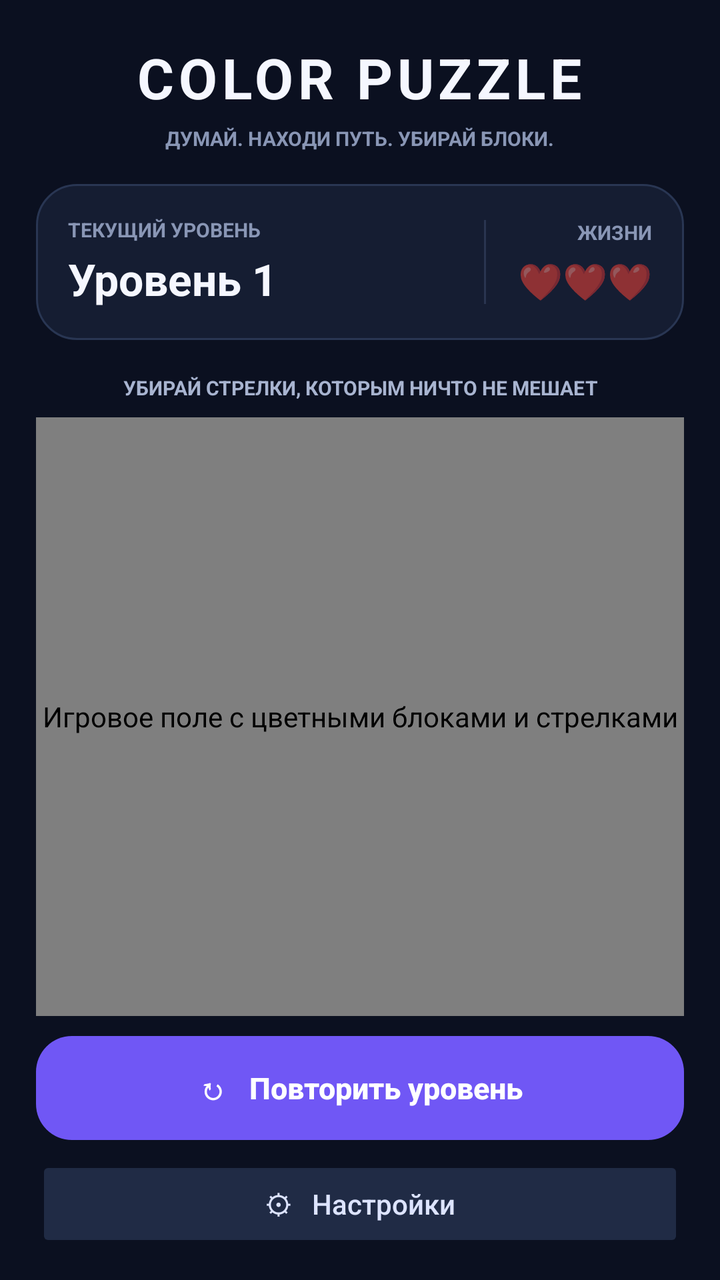
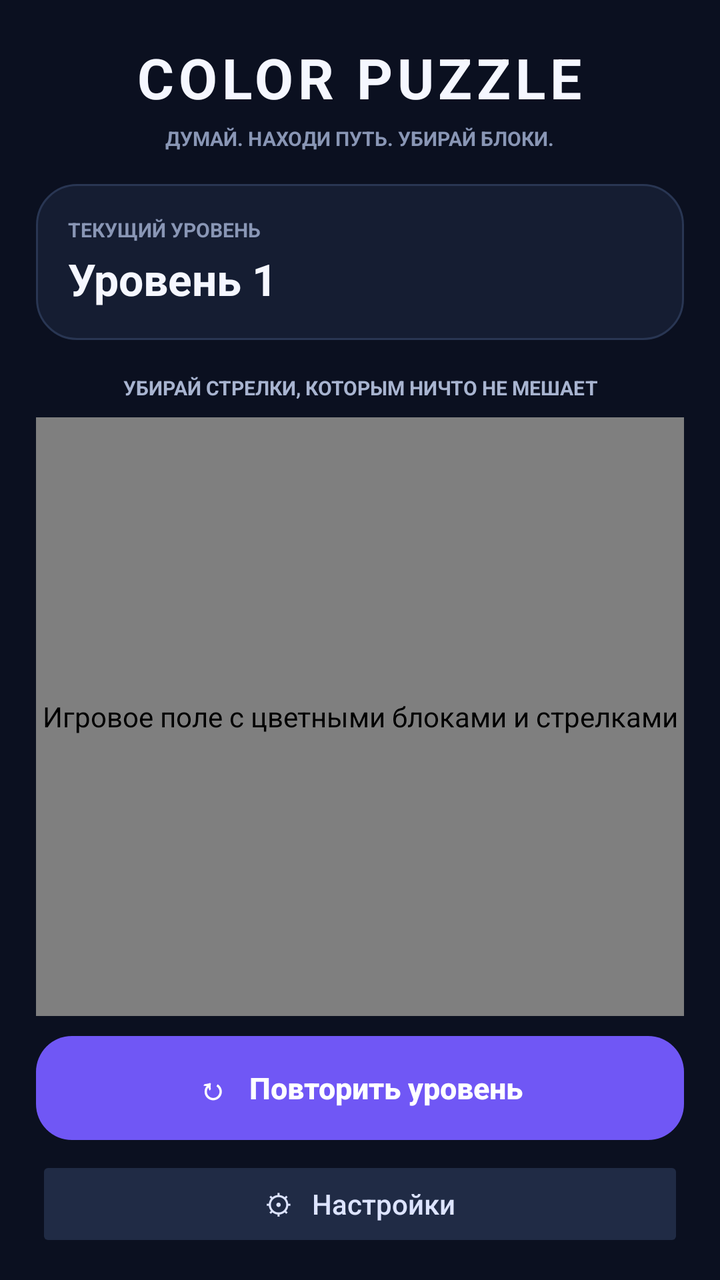

Two renders of the same Android screen: before a commit and after it. Below are the layout's source before the change and the commit's diff.
<!-- AndroidManifest.xml: application theme Theme.AppCompat.Light.NoActionBar -->
<!-- res/layout/activity_main.xml -->
<?xml version="1.0" encoding="utf-8"?>
<LinearLayout
    xmlns:android="http://schemas.android.com/apk/res/android"
    android:layout_width="match_parent"
    android:layout_height="match_parent"
    android:orientation="vertical"
    android:background="#0B1020"
    android:paddingStart="18dp"
    android:paddingEnd="18dp"
    android:paddingTop="20dp"
    android:paddingBottom="14dp">

    <TextView
        android:id="@+id/titleText"
        android:layout_width="wrap_content"
        android:layout_height="wrap_content"
        android:layout_gravity="center_horizontal"
        android:text="COLOR PUZZLE"
        android:textColor="#F5F7FF"
        android:textSize="28sp"
        android:textStyle="bold"
        android:letterSpacing="0.08" />

    <TextView
        android:id="@+id/subtitleText"
        android:layout_width="wrap_content"
        android:layout_height="wrap_content"
        android:layout_gravity="center_horizontal"
        android:layout_marginTop="5dp"
        android:layout_marginBottom="16dp"
        android:gravity="center"
        android:text="ДУМАЙ. НАХОДИ ПУТЬ. УБИРАЙ БЛОКИ."
        android:textColor="#8996B5"
        android:textSize="10sp"
        android:textStyle="bold" />

    <LinearLayout
        android:layout_width="match_parent"
        android:layout_height="wrap_content"
        android:orientation="horizontal"
        android:gravity="center_vertical"
        android:background="@drawable/panel_bg"
        android:padding="16dp">

        <LinearLayout
            android:layout_width="0dp"
            android:layout_height="wrap_content"
            android:layout_weight="1"
            android:orientation="vertical">

            <TextView
                android:id="@+id/levelCaption"
                android:layout_width="wrap_content"
                android:layout_height="wrap_content"
                android:text="ТЕКУЩИЙ УРОВЕНЬ"
                android:textColor="#8996B5"
                android:textSize="10sp"
                android:textStyle="bold" />

            <TextView
                android:id="@+id/tvLevel"
                android:layout_width="wrap_content"
                android:layout_height="wrap_content"
                android:layout_marginTop="3dp"
                android:text="Уровень 1"
                android:textColor="#F5F7FF"
                android:textSize="22sp"
                android:textStyle="bold" />
        </LinearLayout>

        <View
            android:layout_width="1dp"
            android:layout_height="42dp"
            android:layout_marginStart="8dp"
            android:layout_marginEnd="16dp"
            android:background="#2A3550" />

        <LinearLayout
            android:layout_width="wrap_content"
            android:layout_height="wrap_content"
            android:orientation="vertical"
            android:gravity="end">

            <TextView
                android:id="@+id/livesCaption"
                android:layout_width="wrap_content"
                android:layout_height="wrap_content"
                android:text="ЖИЗНИ"
                android:textColor="#8996B5"
                android:textSize="10sp"
                android:textStyle="bold" />

            <TextView
                android:id="@+id/tvLives"
                android:layout_width="wrap_content"
                android:layout_height="wrap_content"
                android:layout_marginTop="5dp"
                android:text="❤️❤️❤️"
                android:textSize="18sp" />
        </LinearLayout>
    </LinearLayout>

    <TextView
        android:id="@+id/hintText"
        android:layout_width="match_parent"
        android:layout_height="wrap_content"
        android:layout_marginTop="17dp"
        android:layout_marginBottom="8dp"
        android:gravity="center"
        android:text="УБИРАЙ СТРЕЛКИ, КОТОРЫМ НИЧТО НЕ МЕШАЕТ"
        android:textColor="#A8B4D0"
        android:textSize="10sp"
        android:textStyle="bold" />

    <com.example.colorpuzzle.ColorPuzzleView
        android:id="@+id/puzzleView"
        android:layout_width="match_parent"
        android:layout_height="0dp"
        android:layout_weight="1"
        android:contentDescription="Игровое поле с цветными блоками и стрелками"
        android:importantForAccessibility="yes" />

    <Button
        android:id="@+id/btnRestart"
        android:layout_width="match_parent"
        android:layout_height="52dp"
        android:layout_marginTop="10dp"
        android:text="↻   Повторить уровень"
        android:textAllCaps="false"
        android:textColor="#FFFFFF"
        android:textSize="15sp"
        android:textStyle="bold"
        android:background="@drawable/restart_button_bg"
        android:stateListAnimator="@null" />

    <Button
        android:id="@+id/btnSettings"
        android:layout_width="match_parent"
        android:layout_height="48dp"
        android:layout_marginTop="8dp"
        android:text="⚙   Настройки"
        android:textAllCaps="false"
        android:textColor="#DDE4FF"
        android:textSize="14sp"
        android:backgroundTint="#202B45"
        android:stateListAnimator="@null" />

</LinearLayout>
<!-- resources referenced by this layout -->
<resources>
  <!-- drawable panel_bg (drawable) -->
  <?xml version="1.0" encoding="utf-8"?>
  <shape xmlns:android="http://schemas.android.com/apk/res/android"
      android:shape="rectangle">
      <solid android:color="#151D32"/>
      <stroke
          android:width="1dp"
          android:color="#293653"/>
      <corners android:radius="20dp"/>
  </shape>
  <!-- drawable restart_button_bg (drawable) -->
  <?xml version="1.0" encoding="utf-8"?>
  <shape xmlns:android="http://schemas.android.com/apk/res/android"
      android:shape="rectangle">
      <solid android:color="#7057F5"/>
      <corners android:radius="18dp"/>
  </shape>
</resources>

<!-- the commit's change to res/layout/activity_main.xml (unified diff, before → after) -->
@@ -43,9 +43,8 @@
         android:padding="16dp">
 
         <LinearLayout
-            android:layout_width="0dp"
+            android:layout_width="match_parent"
             android:layout_height="wrap_content"
-            android:layout_weight="1"
             android:orientation="vertical">
 
             <TextView
@@ -66,38 +65,9 @@
                 android:textColor="#F5F7FF"
                 android:textSize="22sp"
                 android:textStyle="bold" />
+
         </LinearLayout>
 
-        <View
-            android:layout_width="1dp"
-            android:layout_height="42dp"
-            android:layout_marginStart="8dp"
-            android:layout_marginEnd="16dp"
-            android:background="#2A3550" />
-
-        <LinearLayout
-            android:layout_width="wrap_content"
-            android:layout_height="wrap_content"
-            android:orientation="vertical"
-            android:gravity="end">
-
-            <TextView
-                android:id="@+id/livesCaption"
-                android:layout_width="wrap_content"
-                android:layout_height="wrap_content"
-                android:text="ЖИЗНИ"
-                android:textColor="#8996B5"
-                android:textSize="10sp"
-                android:textStyle="bold" />
-
-            <TextView
-                android:id="@+id/tvLives"
-                android:layout_width="wrap_content"
-                android:layout_height="wrap_content"
-                android:layout_marginTop="5dp"
-                android:text="❤️❤️❤️"
-                android:textSize="18sp" />
-        </LinearLayout>
     </LinearLayout>
 
     <TextView
